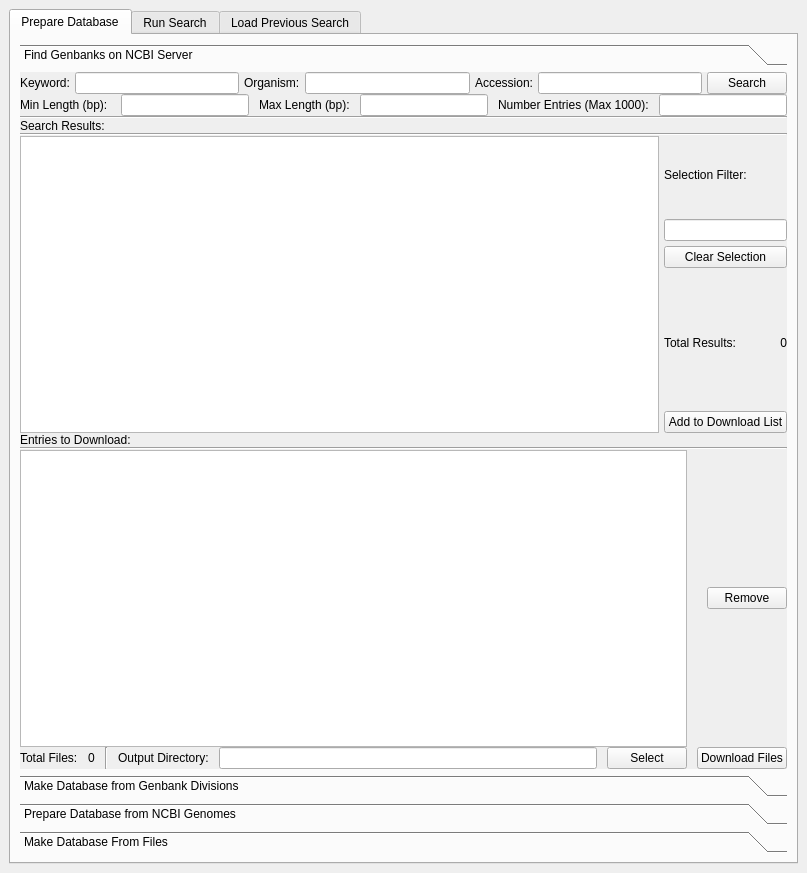
The window that guiGenbank.ui (emzodls/clusterArch) describes before a commit, drawn with Qt 5.
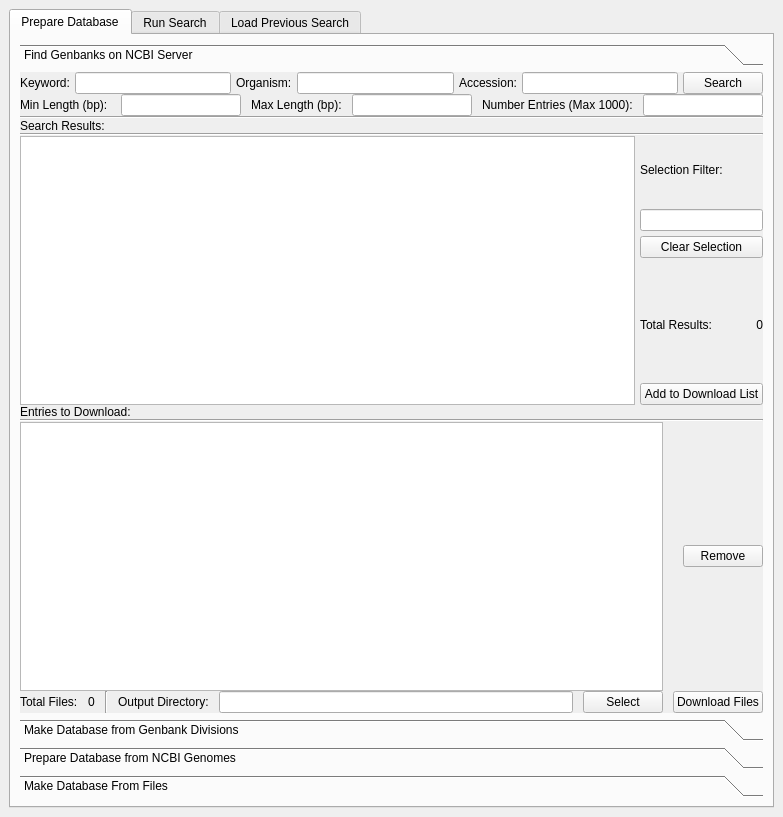
The same window after the commit. The open tabs and pages were chosen to show the change.

Commit message: gui changes TO DO: Lay out frame work for excluding HMMs More complicated HMM searches?

Patch:
```diff
--- a/guiGenbank.ui
+++ b/guiGenbank.ui
@@ -6,8 +6,8 @@
    <rect>
     <x>0</x>
     <y>0</y>
-    <width>807</width>
-    <height>873</height>
+    <width>783</width>
+    <height>817</height>
    </rect>
   </property>
   <property name="sizePolicy">
@@ -68,8 +68,8 @@
             <rect>
              <x>0</x>
              <y>0</y>
-             <width>753</width>
-             <height>666</height>
+             <width>729</width>
+             <height>610</height>
             </rect>
            </property>
            <attribute name="label">
```
Left out of the diff: 24 changed lines with no effect on the pictures. The commit also changes 1 other file.
